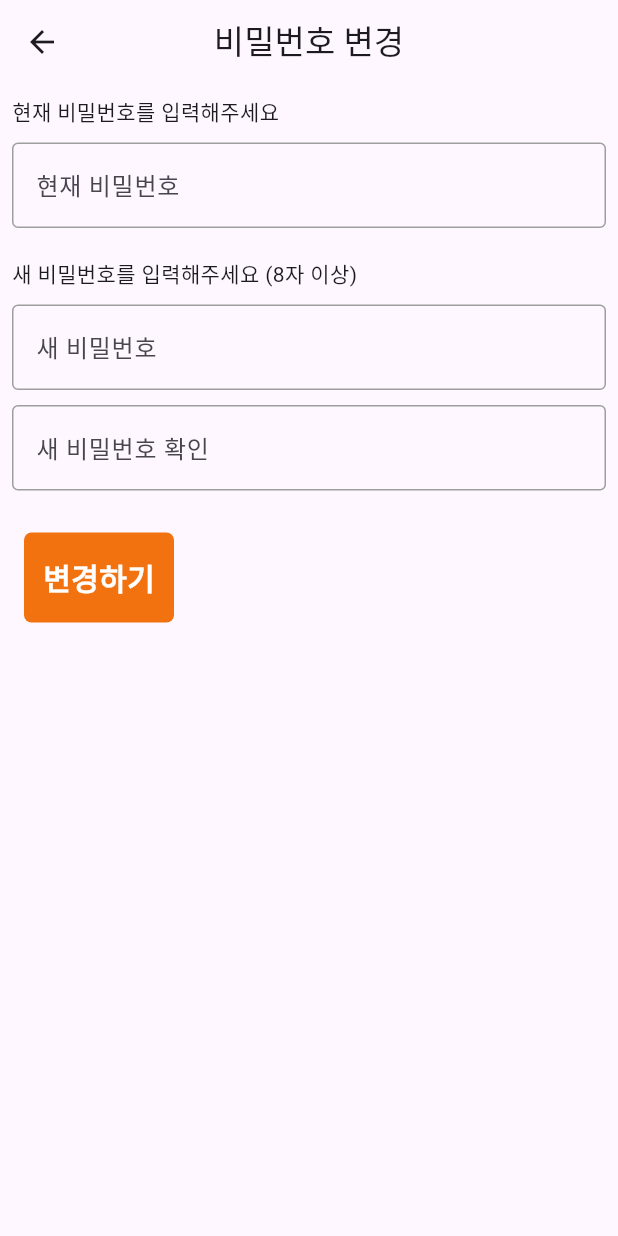
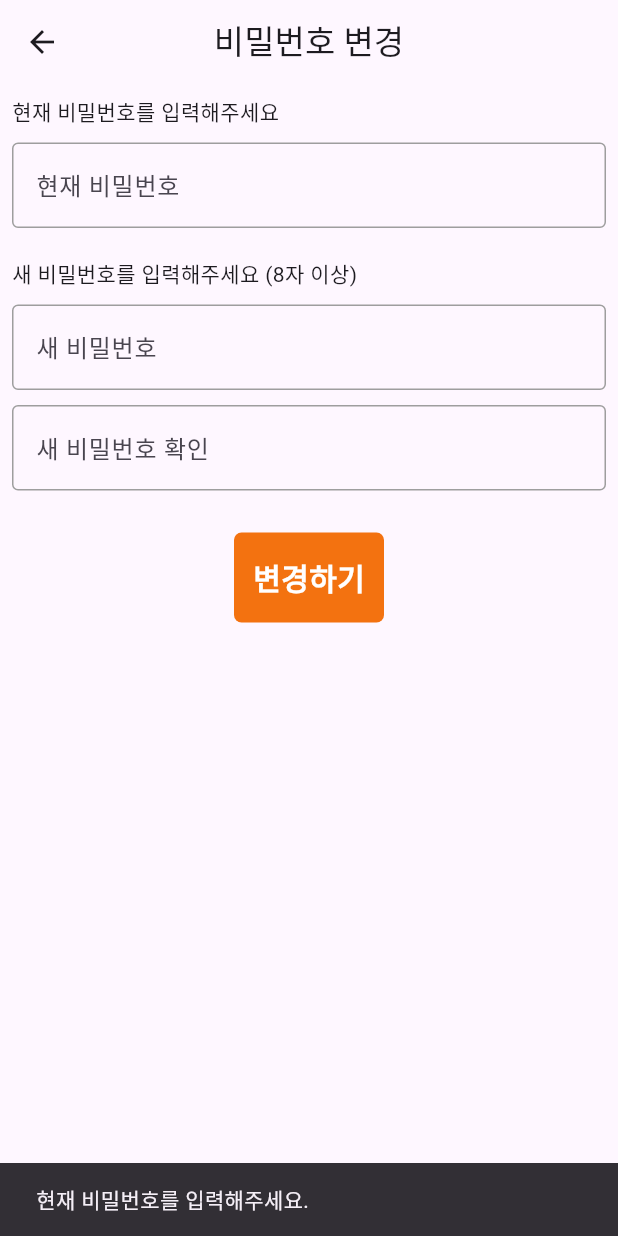
Before and after one commit to Deokwon-Kim/cafe_order_system, a Flutter app: the EditPasswordPage screen opened by its route, after a tap on "변경하기", on a phone screen of 412 x 824 dp. Run offline on Flutter 3.47's test engine with Material 3 defaults, Android fonts, the phone set to English and light mode, and no system bars; our stand-ins replace badges, cloud_firestore, firebase_auth, firebase_core, flutter_local_notifications; missing offline and left inert: tosspayments_widget_sdk_flutter; accounts and stored records are empty.

Commit message:
비밀번호 변경 페이지에서 비밀번호 확인 필드 추가 및 입력 검증 로직 개선

```diff
--- a/lib/pages/edit_password_page.dart
+++ b/lib/pages/edit_password_page.dart
@@ -1,5 +1,3 @@
-import 'dart:ffi';
-
 import 'package:firebase_auth/firebase_auth.dart';
 import 'package:flutter/material.dart';
 
@@ -13,38 +11,61 @@ class EditPasswordPage extends StatefulWidget {
 class _EditPasswordPageState extends State<EditPasswordPage> {
   final _currentPasswordController = TextEditingController();
   final _newPasswordController = TextEditingController();
+  final _newPasswordConfirmController = TextEditingController();
 
-  Future<void> _changePassword() async {
+  Future<void> _editPassword() async {
     final currentPassword = _currentPasswordController.text.trim();
     final newPassword = _newPasswordController.text.trim();
+    final newPasswordConfirm = _newPasswordConfirmController.text.trim();
     final user = FirebaseAuth.instance.currentUser;
+
+    if (currentPassword.isEmpty) {
+      ScaffoldMessenger.of(
+        context,
+      ).showSnackBar(const SnackBar(content: Text("현재 비밀번호를 입력해주세요.")));
+      return;
     }
 
-  // if (currentPassword.isEmpty || newPas || user == null) {
-  //   ScaffoldMessenger.of(context).showSnackBar(
-  //     const SnackBar(content: Text("모든 필드를 입력하세요.")),
-  //   );
-  //   return;
-  // }
+    if (newPassword.isEmpty) {
+      ScaffoldMessenger.of(
+        context,
+      ).showSnackBar(const SnackBar(content: Text("새 비밀번호를 입력해주세요.")));
+      return;
+    }
 
-  // try {
-  //   // 현재 비밀번호로 재인증
-  //   final credential = EmailAuthProvider.credential(
-  //     email: user.email!,
-  //     password: currentPassword,
-  //   );
-  //   await user.reauthenticateWithCredential(credential);
+    if (newPassword.length < 8) {
+      ScaffoldMessenger.of(
+        context,
+      ).showSnackBar(const SnackBar(content: Text("비밀번호는 8자 이상이어야 합니다.")));
+      return;
+    }
 
-  //   // 비밀번호 변경
-  //   await user.updatePassword(newPassword);
-  //   ScaffoldMessenger.of(context).showSnackBar(
-  //     const SnackBar(content: Text("비밀번호가 변경되었습니다.")),
-  //   );
-  // } catch (e) {
-  //   ScaffoldMessenger.of(context).showSnackBar(
-  //     const SnackBar(content: Text("비밀번호 변경 실패")),
-  //   );
-  // }
+    try {
+      // 현재 비밀번호로 재인증
+      final credential = EmailAuthProvider.credential(
+        email: user!.email!,
+        password: currentPassword,
+      );
+      await user.reauthenticateWithCredential(credential);
+
+      // 비밀번호 변경
+
+      await user.updatePassword(newPassword);
+      if (mounted) {
+        ScaffoldMessenger.of(
+          context,
+        ).showSnackBar(const SnackBar(content: Text("비밀번호가 변경되었습니다.")));
+
+        Navigator.pop(context);
+      }
+    } catch (e) {
+      if (mounted) {
+        ScaffoldMessenger.of(
+          context,
+        ).showSnackBar(const SnackBar(content: Text("비밀번호 변경 실패")));
+      }
+    }
+  }
 
   @override
   Widget build(BuildContext context) {
@@ -88,7 +109,7 @@ class _EditPasswordPageState extends State<EditPasswordPage> {
             ),
             SizedBox(height: 10),
             TextField(
-              controller: _newPasswordController,
+              controller: _newPasswordConfirmController,
               decoration: InputDecoration(
                 hintText: '새 비밀번호 확인',
                 focusedBorder: OutlineInputBorder(
@@ -101,8 +122,11 @@ class _EditPasswordPageState extends State<EditPasswordPage> {
               obscureText: true,
             ),
             SizedBox(height: 20),
-            GestureDetector(
-              onTap: () {},
+            Center(
+              child: GestureDetector(
+                onTap: () {
+                  _editPassword();
+                },
                 child: Padding(
                   padding: const EdgeInsets.all(8.0),
                   child: Container(
@@ -124,6 +148,7 @@ class _EditPasswordPageState extends State<EditPasswordPage> {
                   ),
                 ),
               ),
+            ),
           ],
         ),
       ),
--- a/lib/pages/home_page.dart
+++ b/lib/pages/home_page.dart
@@ -18,6 +18,7 @@ class HomePage extends StatelessWidget {
     final suggestMenu = Provider.of<SuggestMenuProvider>(
       context,
     ).getSuggestMenu('suggest');
+    final size = MediaQuery.of(context).size;
 
     return Scaffold(
       backgroundColor: const Color.fromARGB(255, 237, 236, 236),
@@ -88,8 +89,8 @@ class HomePage extends StatelessWidget {
           ),
           SizedBox(height: 10),
           Container(
-            width: 370,
-            height: 132,
+            width: size.width * 0.9,
+            height: size.height * 0.12,
             decoration: BoxDecoration(
               color: Colors.white,
               borderRadius: BorderRadius.circular(10),
```
Lines whose indentation alone changed are shown as unchanged.
